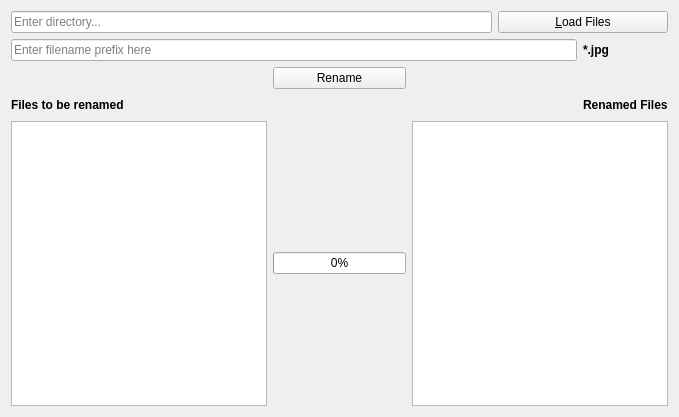
Above: General/bulk_rename_tool/rename/ui/window.ui from dhxmo/toolbox before the change. Below: the same form after it.
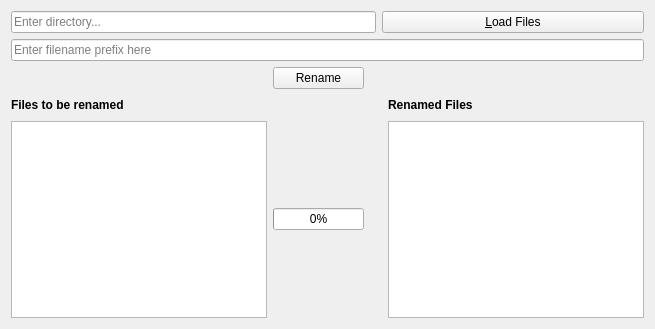
That is the form after the change.

Commit message: Display selected files in GUI

What changed in the file:
```diff
--- a/General/bulk_rename_tool/rename/ui/window.ui
+++ b/General/bulk_rename_tool/rename/ui/window.ui
@@ -6,60 +6,36 @@
    <rect>
     <x>0</x>
     <y>0</y>
-    <width>679</width>
-    <height>417</height>
+    <width>655</width>
+    <height>329</height>
    </rect>
   </property>
   <property name="windowTitle">
    <string>Bulk Renamer</string>
   </property>
   <layout class="QGridLayout" name="gridLayout">
-   <item row="0" column="0" colspan="3">
-    <widget class="QLineEdit" name="dirEdit">
+   <item row="5" column="5">
+    <widget class="QLabel" name="label_3">
      <property name="minimumSize">
       <size>
        <width>20</width>
        <height>20</height>
       </size>
      </property>
-     <property name="placeholderText">
-      <string>Enter directory...</string>
-     </property>
-    </widget>
-   </item>
-   <item row="0" column="3" colspan="2">
-    <widget class="QPushButton" name="loadFilesBtn">
-     <property name="minimumSize">
-      <size>
-       <width>20</width>
-       <height>20</height>
-      </size>
+     <property name="font">
+      <font>
+       <weight>75</weight>
+       <bold>true</bold>
+       <underline>false</underline>
+       <kerning>false</kerning>
+      </font>
      </property>
      <property name="text">
-      <string>&amp;Load Files</string>
+      <string>Renamed Files</string>
      </property>
-     <property name="shortcut">
-      <string>Ctrl+L</string>
-     </property>
     </widget>
    </item>
-   <item row="6" column="2" colspan="3">
-    <widget class="QListView" name="renamedFiles">
-     <property name="minimumSize">
-      <size>
-       <width>20</width>
-       <height>20</height>
-      </size>
-     </property>
-     <property name="maximumSize">
-      <size>
-       <width>10000000</width>
-       <height>10000000</height>
-      </size>
-     </property>
-    </widget>
-   </item>
-   <item row="1" column="0" colspan="4">
+   <item row="1" column="0" colspan="6">
     <widget class="QLineEdit" name="prefixEdit">
      <property name="minimumSize">
       <size>
@@ -72,19 +48,16 @@
      </property>
     </widget>
    </item>
-   <item row="6" column="0">
-    <widget class="QListView" name="srcFiles">
+   <item row="0" column="0" colspan="4">
+    <widget class="QLineEdit" name="dirEdit">
      <property name="minimumSize">
       <size>
-       <width>10</width>
+       <width>20</width>
        <height>20</height>
       </size>
      </property>
-     <property name="maximumSize">
-      <size>
-       <width>10000000</width>
-       <height>10000000</height>
-      </size>
+     <property name="placeholderText">
+      <string>Enter directory...</string>
      </property>
     </widget>
    </item>
@@ -109,43 +82,22 @@
      </property>
     </widget>
    </item>
-   <item row="5" column="4">
-    <widget class="QLabel" name="label_3">
+   <item row="6" column="5">
+    <widget class="QListWidget" name="renamedFiles"/>
+   </item>
+   <item row="6" column="0">
+    <widget class="QListWidget" name="srcFiles"/>
+   </item>
+   <item row="6" column="1">
+    <widget class="QProgressBar" name="progressBar">
      <property name="minimumSize">
       <size>
        <width>20</width>
        <height>20</height>
       </size>
      </property>
-     <property name="font">
-      <font>
-       <weight>75</weight>
-       <bold>true</bold>
-       <underline>false</underline>
-       <kerning>false</kerning>
-      </font>
-     </property>
-     <property name="text">
-      <string>Renamed Files</string>
-     </property>
-    </widget>
-   </item>
-   <item row="1" column="4">
-    <widget class="QLabel" name="extensionLabel">
-     <property name="minimumSize">
-      <size>
-       <width>0</width>
-       <height>15</height>
-      </size>
-     </property>
-     <property name="font">
-      <font>
-       <weight>75</weight>
-       <bold>true</bold>
-      </font>
-     </property>
-     <property name="text">
-      <string>*.jpg</string>
+     <property name="value">
+      <number>0</number>
      </property>
     </widget>
    </item>
@@ -168,16 +120,19 @@
      </property>
     </widget>
    </item>
-   <item row="6" column="1">
-    <widget class="QProgressBar" name="progressBar">
+   <item row="0" column="4" colspan="2">
+    <widget class="QPushButton" name="loadFilesBtn">
      <property name="minimumSize">
       <size>
        <width>20</width>
        <height>20</height>
       </size>
      </property>
-     <property name="value">
-      <number>0</number>
+     <property name="text">
+      <string>&amp;Load Files</string>
+     </property>
+     <property name="shortcut">
+      <string>Ctrl+L</string>
      </property>
     </widget>
    </item>
```
The commit also changes 4 other files.
